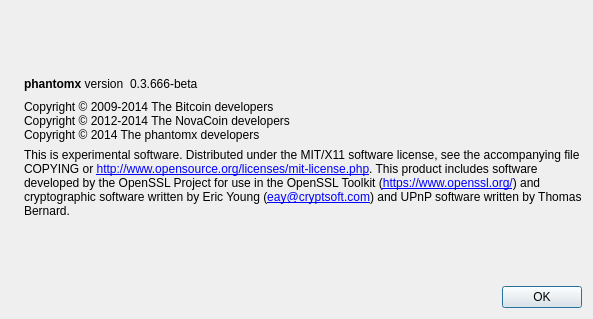
The window that src/qt/forms/aboutdialog.ui (phantomxdev/phantomx) describes before a commit, drawn with Qt 5.
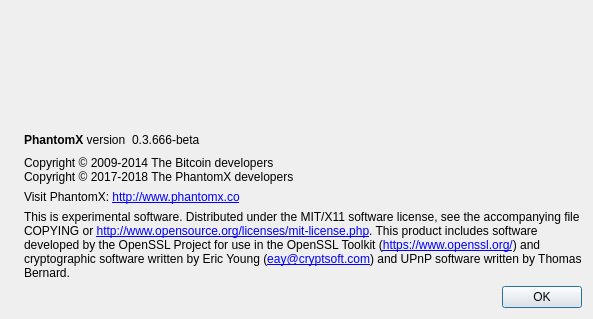
The same window after the commit. Icons and pictures are not drawn.

Diff of the .ui file:
```diff
--- a/src/qt/forms/aboutdialog.ui
+++ b/src/qt/forms/aboutdialog.ui
@@ -50,7 +50,7 @@
           <cursorShape>IBeamCursor</cursorShape>
          </property>
          <property name="text">
-          <string>&lt;b&gt;phantomx&lt;/b&gt; version</string>
+          <string>&lt;html&gt;&lt;head/&gt;&lt;body&gt;&lt;p&gt;&lt;span style=&quot; font-weight:600;&quot;&gt;PhantomX&lt;/span&gt; version&lt;/p&gt;&lt;/body&gt;&lt;/html&gt;</string>
          </property>
          <property name="textInteractionFlags">
           <set>Qt::LinksAccessibleByMouse|Qt::TextSelectableByKeyboard|Qt::TextSelectableByMouse</set>
@@ -92,8 +92,7 @@
        </property>
        <property name="text">
         <string>Copyright © 2009-2014 The Bitcoin developers
-Copyright © 2012-2014 The NovaCoin developers
-Copyright © 2014 The phantomx developers</string>
+Copyright © 2017-2018 The PhantomX developers</string>
        </property>
        <property name="textInteractionFlags">
         <set>Qt::LinksAccessibleByMouse|Qt::TextSelectableByKeyboard|Qt::TextSelectableByMouse</set>
@@ -101,13 +100,29 @@
       </widget>
      </item>
      <item>
-      <widget class="QLabel" name="label_2">
-       <property name="cursor">
-        <cursorShape>IBeamCursor</cursorShape>
+      <widget class="QLabel" name="label_3">
+       <property name="mouseTracking">
+        <bool>true</bool>
        </property>
        <property name="text">
         <string>
-This is experimental software.
+Visit PhantomX:
+&lt;a href=&quot;http://www.phantomx.co&quot;&gt;http://www.phantomx.co&lt;/a&gt;
+
+</string>
+       </property>
+       <property name="textFormat">
+        <enum>Qt::RichText</enum>
+       </property>
+      </widget>
+     </item>
+     <item>
+      <widget class="QLabel" name="label_2">
+       <property name="cursor">
+        <cursorShape>IBeamCursor</cursorShape>
+       </property>
+       <property name="text">
+        <string>This is experimental software.
 
 Distributed under the MIT/X11 software license, see the accompanying file COPYING or &lt;a href=&quot;http://www.opensource.org/licenses/mit-license.php&quot;&gt;http://www.opensource.org/licenses/mit-license.php&lt;/a&gt;.
 
@@ -124,19 +139,6 @@
        </property>
       </widget>
      </item>
-     <item>
-      <spacer name="verticalSpacer">
-       <property name="orientation">
-        <enum>Qt::Vertical</enum>
-       </property>
-       <property name="sizeHint" stdset="0">
-        <size>
-         <width>20</width>
-         <height>40</height>
-        </size>
-       </property>
-      </spacer>
-     </item>
      <item>
       <widget class="QDialogButtonBox" name="buttonBox">
        <property name="orientation">
```
Left out of the diff: 2 changed lines with no effect on the pictures.
